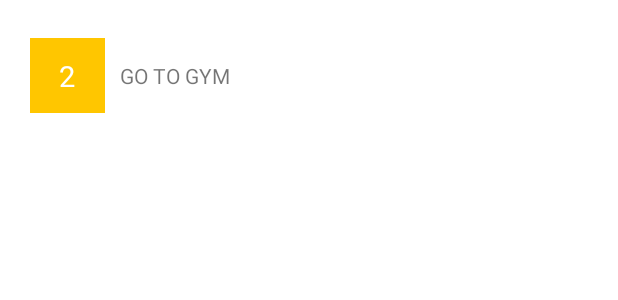
After one commit to buster-kitten/TodoList, an Android app: the layout item_todo.xml on its own in the app's theme, with its tools: preview values and no code run, on a phone screen of 412 x 824 dp. The commit adds this screen. Shown: the top 300 px of the screen. Run offline under Robolectric (Android 15) with nearby library versions, the phone set to English and light mode, and no system bars.

Commit message:
TodoList3

```diff
--- /dev/null
+++ b/app/src/main/java/com/example/todolist/OnItemLongClickListner.kt
@@ -0,0 +1,5 @@
+package com.example.todolist
+
+interface OnItemLongClickListner {
+    fun onLongClick(position : Int)
+}
--- /dev/null
+++ b/app/src/main/res/layout/item_todo.xml
@@ -0,0 +1,33 @@
+<?xml version="1.0" encoding="utf-8"?>
+<androidx.constraintlayout.widget.ConstraintLayout
+    xmlns:android="http://schemas.android.com/apk/res/android"
+    android:layout_width="match_parent"
+    android:layout_height="100dp"
+    xmlns:app="http://schemas.android.com/apk/res-auto">
+
+    <TextView
+        android:id="@+id/tv_importance"
+        android:layout_width="50dp"
+        android:layout_height="50dp"
+        android:background="@color/yellow"
+        app:layout_constraintStart_toStartOf="parent"
+        app:layout_constraintTop_toTopOf="parent"
+        app:layout_constraintBottom_toBottomOf="parent"
+        android:layout_marginStart="20dp"
+        android:text="2"
+        android:gravity="center"
+        android:textSize="19sp"
+        android:textColor="@color/white" />
+
+    <TextView
+        android:id="@+id/tv_title"
+        android:layout_width="0dp"
+        android:layout_height="wrap_content"
+        android:text="GO TO GYM"
+        app:layout_constraintStart_toEndOf="@id/tv_importance"
+        app:layout_constraintTop_toTopOf="parent"
+        app:layout_constraintBottom_toBottomOf="parent"
+        app:layout_constraintEnd_toEndOf="parent"
+        android:layout_marginEnd="20dp"
+        android:layout_marginStart="10dp" />
+</androidx.constraintlayout.widget.ConstraintLayout>
--- a/app/src/main/res/values/colors.xml
+++ b/app/src/main/res/values/colors.xml
@@ -7,4 +7,8 @@
     <color name="teal_700">#FF018786</color>
     <color name="black">#FF000000</color>
     <color name="white">#FFFFFFFF</color>
+
+    <color name="red">#D81313</color>
+    <color name="yellow">#FFC600</color>
+    <color name="green">#4CAF50</color>
 </resources>
```
Also changed, not shown: app/src/main/java/com/example/todolist/MainActivity.kt (+80 -2 lines), app/src/main/java/com/example/todolist/TodoRecyclerViewAdapter.kt (added, +56 -0 lines).
